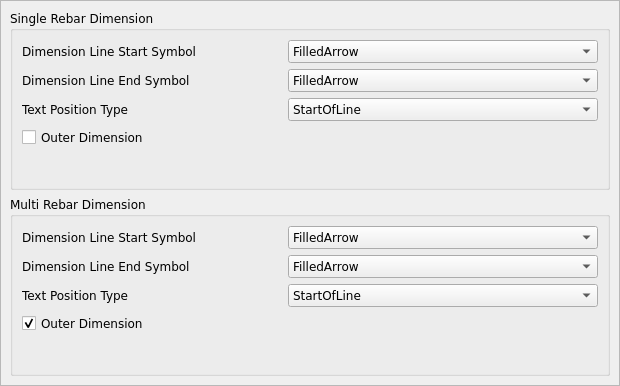
First picture: the form in ReinforcementDrawing/ReinforcementDrawingDimensioning_Dimensions2.ui, repository amrit3701/FreeCAD-Reinforcement, before the edit.
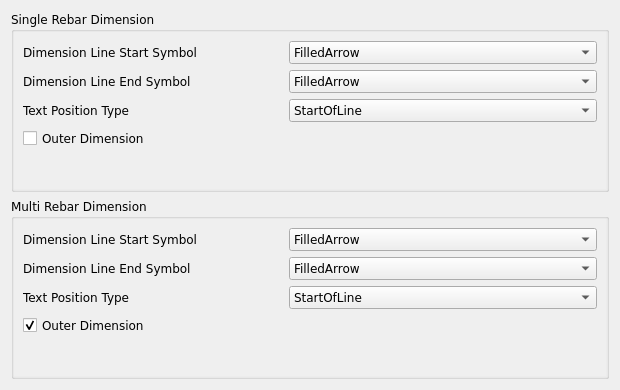
Second picture: the form after the edit. Custom widgets are drawn as their Qt base class.

Commit message: Integrate Reinforcement Drawing Dimensioning UI

The edit to the form file:
```diff
--- a/ReinforcementDrawing/ReinforcementDrawingDimensioning_Dimensions2.ui
+++ b/ReinforcementDrawing/ReinforcementDrawingDimensioning_Dimensions2.ui
@@ -7,39 +7,12 @@
     <x>0</x>
     <y>0</y>
     <width>620</width>
-    <height>386</height>
+    <height>390</height>
    </rect>
   </property>
   <property name="windowTitle">
    <string>Form</string>
   </property>
-  <layout class="QVBoxLayout" name="verticalLayout_2">
-   <property name="leftMargin">
-    <number>0</number>
-   </property>
-   <property name="topMargin">
-    <number>0</number>
-   </property>
-   <property name="rightMargin">
-    <number>0</number>
-   </property>
-   <property name="bottomMargin">
-    <number>0</number>
-   </property>
-   <item>
-    <widget class="QScrollArea" name="scrollArea">
-     <property name="widgetResizable">
-      <bool>true</bool>
-     </property>
-     <widget class="QWidget" name="scrollAreaWidgetContents">
-      <property name="geometry">
-       <rect>
-        <x>0</x>
-        <y>0</y>
-        <width>618</width>
-        <height>384</height>
-       </rect>
-      </property>
       <layout class="QVBoxLayout" name="verticalLayout">
        <item>
         <widget class="QGroupBox" name="single_rebar_dimension_group_box">
@@ -55,6 +28,36 @@
           <string>Single Rebar Dimension</string>
          </property>
          <layout class="QFormLayout" name="formLayout">
+      <property name="leftMargin">
+       <number>0</number>
+      </property>
+      <property name="topMargin">
+       <number>0</number>
+      </property>
+      <property name="rightMargin">
+       <number>0</number>
+      </property>
+      <property name="bottomMargin">
+       <number>0</number>
+      </property>
+      <item row="0" column="0" colspan="2">
+       <widget class="QScrollArea" name="scrollArea">
+        <property name="frameShape">
+         <enum>QFrame::NoFrame</enum>
+        </property>
+        <property name="widgetResizable">
+         <bool>true</bool>
+        </property>
+        <widget class="QWidget" name="scrollAreaWidgetContents">
+         <property name="geometry">
+          <rect>
+           <x>0</x>
+           <y>0</y>
+           <width>596</width>
+           <height>153</height>
+          </rect>
+         </property>
+         <layout class="QFormLayout" name="formLayout_3">
           <item row="0" column="0">
            <widget class="QLabel" name="single_rebar_dimension_line_start_symbol_label">
             <property name="sizePolicy">
@@ -224,6 +227,10 @@
           </item>
          </layout>
         </widget>
+       </widget>
+      </item>
+     </layout>
+    </widget>
        </item>
        <item>
         <widget class="QGroupBox" name="multi_rebar_dimension_group_box">
@@ -239,6 +246,36 @@
           <string>Multi Rebar Dimension</string>
          </property>
          <layout class="QFormLayout" name="formLayout_2">
+      <property name="leftMargin">
+       <number>0</number>
+      </property>
+      <property name="topMargin">
+       <number>0</number>
+      </property>
+      <property name="rightMargin">
+       <number>0</number>
+      </property>
+      <property name="bottomMargin">
+       <number>0</number>
+      </property>
+      <item row="0" column="0" colspan="2">
+       <widget class="QScrollArea" name="scrollArea_2">
+        <property name="frameShape">
+         <enum>QFrame::NoFrame</enum>
+        </property>
+        <property name="widgetResizable">
+         <bool>true</bool>
+        </property>
+        <widget class="QWidget" name="scrollAreaWidgetContents_2">
+         <property name="geometry">
+          <rect>
+           <x>0</x>
+           <y>0</y>
+           <width>596</width>
+           <height>153</height>
+          </rect>
+         </property>
+         <layout class="QFormLayout" name="formLayout_4">
           <item row="0" column="0">
            <widget class="QLabel" name="multi_rebar_dimension_line_start_symbol_label">
             <property name="sizePolicy">
@@ -411,9 +448,9 @@
           </item>
          </layout>
         </widget>
-       </item>
-      </layout>
-     </widget>
+       </widget>
+      </item>
+     </layout>
     </widget>
    </item>
   </layout>
```
Left out of the diff: 1 changed line with no effect on the pictures. Lines whose indentation alone changed are shown as unchanged. The commit also changes 9 other files.
